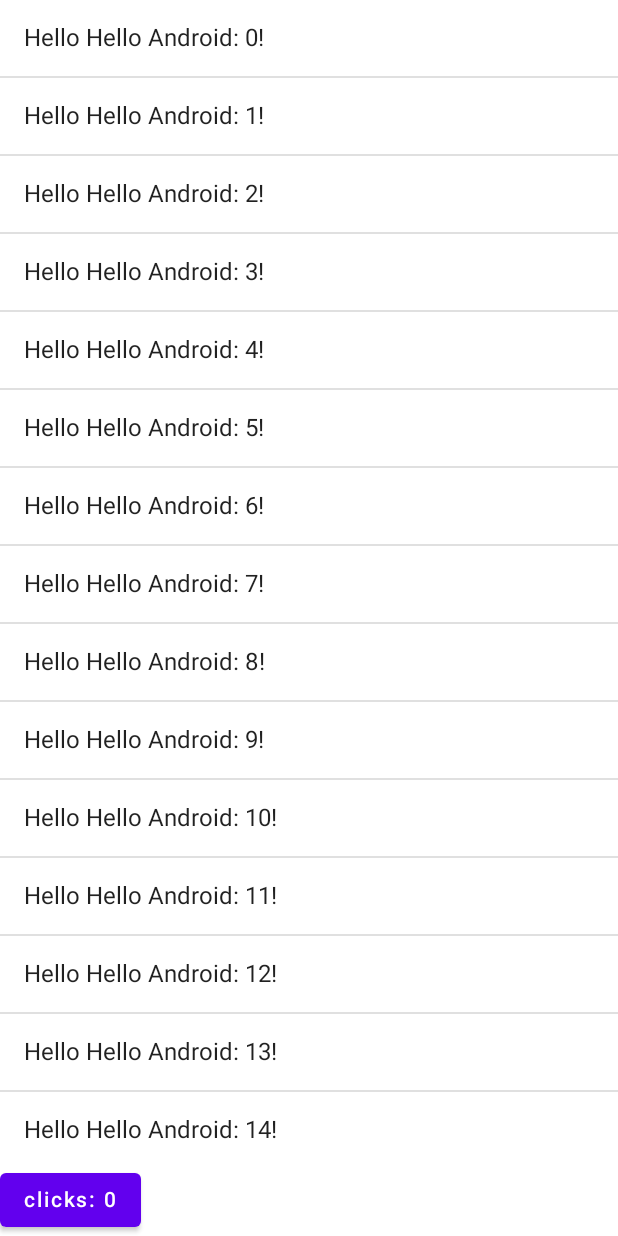
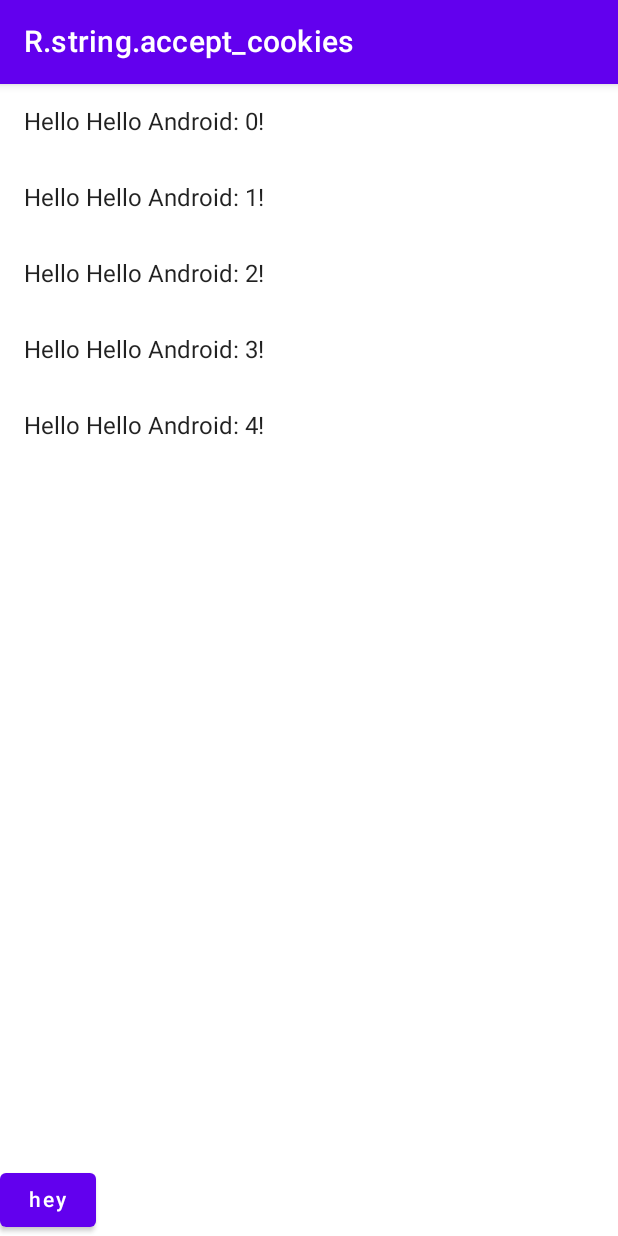
Before and after one commit to jjegarcia/telematics_engine, an Android app built with Jetpack Compose: the screen it shows after launch (MainActivity), on a phone screen of 412 x 824 dp. Run offline under Robolectric (Android 15) with nearby library versions, the phone set to English and light mode, and no system bars.

Commit message:
modeling1

```diff
--- a/app/src/main/java/com/example/telematics_engine/MainActivity.kt
+++ b/app/src/main/java/com/example/telematics_engine/MainActivity.kt
@@ -10,6 +10,7 @@ import androidx.compose.foundation.layout.padding
 import androidx.compose.material.*
 import androidx.compose.runtime.*
 import androidx.compose.ui.Modifier
+import androidx.compose.ui.res.stringResource
 import androidx.compose.ui.tooling.preview.Preview
 import androidx.compose.ui.unit.dp
 import com.example.telematics_engine.ui.theme.Telematics_engineTheme
@@ -21,7 +22,6 @@ class MainActivity : ComponentActivity() {
         setContent {
             MyApp() {
                 DisplayScreenContent()
-//                Greeting(name = "Telematics")
             }
         }
     }
@@ -47,19 +47,26 @@ fun Greeting(name: String) {
 
 @Composable
 fun DisplayScreenContent(
-    names: List<String> = List(15){ itemNo ->
-        "Hello Android: $itemNo"}
+    names: List<String> = List(5) { itemNo ->
+        "Hello Android: $itemNo"
+    }
 ) {
-    var countState by remember {
-        mutableStateOf(0)
-    }
 
-    Column(modifier = Modifier.fillMaxHeight()) {
-        NameList(names = names, modifier = Modifier.weight(1f))
-        Counter(count = countState, updateCount = { newCount ->
-            countState = newCount
-        })
-        if (countState > 5) Text(text = "Too many clicks")
+    Scaffold(
+        topBar = {
+            TopAppBar(
+                title = { Text(text = "R.string.accept_cookies") }
+            )
+        }
+    ) {
+        Column(modifier = Modifier.fillMaxHeight()) {
+
+            NameList(names = names, modifier = Modifier.weight(1f))
+
+            Button(onClick = { /*TODO*/ }) {
+                Text("hey")
+            }
+        }
     }
 }
 
@@ -68,7 +75,6 @@ private fun NameList(names: List<String>, modifier: Modifier) {
     Column(modifier = modifier) {
         for (name in names) {
             Greeting(name = name)
-            Divider()
         }
     }
 }
@@ -84,7 +90,6 @@ fun Counter(count: Int, updateCount: (Int) -> Unit) {
 @Composable
 fun DefaultPreview() {
     MyApp {
-//        DisplayScreenContent()
-        Greeting(name = "Telematics")
+        DisplayScreenContent()
     }
 }
```
